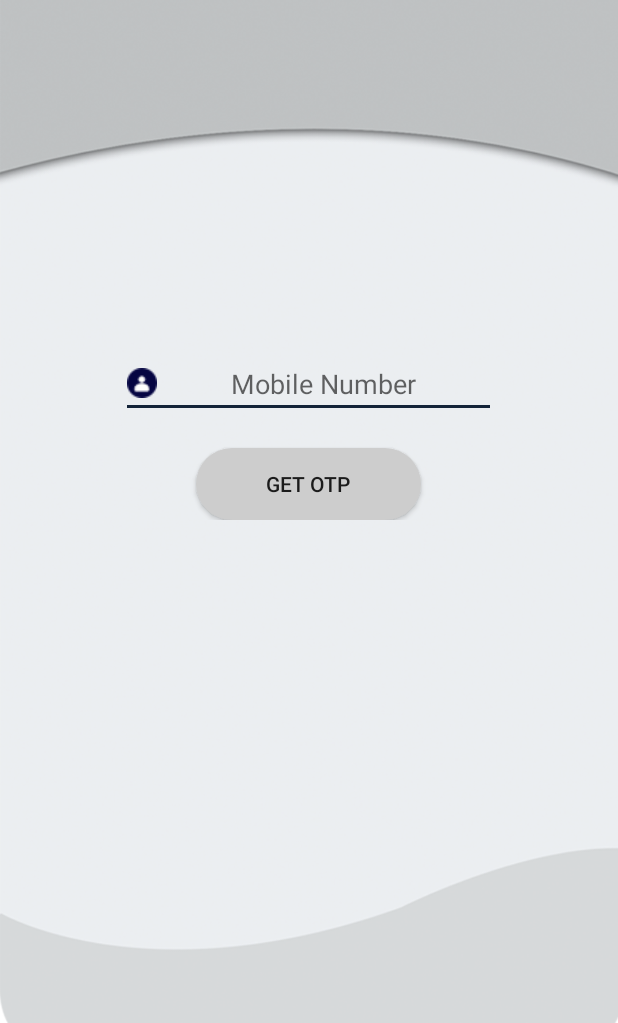
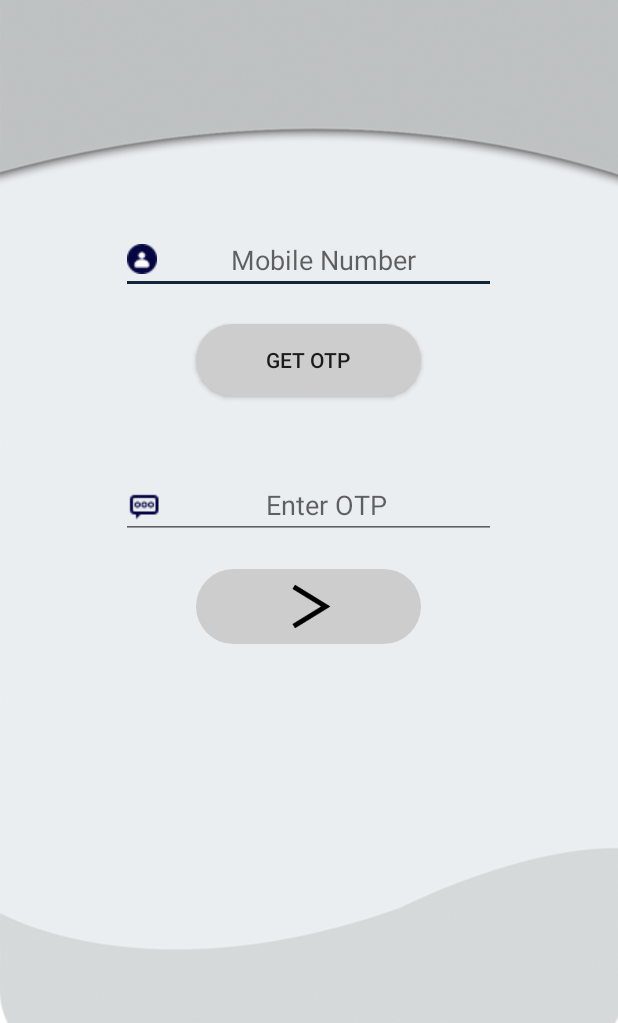
Before and after one commit to aggarwalmayank/PROVIZO, an Android app: the SignUp screen opened directly, with no data from a screen before it, on a phone screen of 412 x 824 dp, the part 213-1236 px from its top. Run offline under Robolectric (Android 15) with nearby library versions, the phone set to English and light mode, and no system bars; our stand-ins replace Firebase (no records; nobody signed in at launch, a user with empty details on screens opened directly); libraries missing offline, so code that uses them is left out: android.arch.core.

Commit message:
layout changes

```diff
--- a/app/src/main/java/com/appsaga/provizo/SignUp.java
+++ b/app/src/main/java/com/appsaga/provizo/SignUp.java
@@ -63,9 +63,7 @@ public class SignUp extends AppCompatActivity {
                 else {
                     phonenumber = "+91" + phone_num.getText().toString().trim();
                     sendVerificationCode(phonenumber);
-                    signup.setVisibility(View.VISIBLE);
-                    enterOTP.setVisibility(View.VISIBLE);
-                    pbar.setVisibility(View.VISIBLE);
+                    signup.setClickable(Boolean.TRUE);
                 }
             }
         });
--- a/app/src/main/res/layout/activity_sign_up.xml
+++ b/app/src/main/res/layout/activity_sign_up.xml
@@ -68,7 +68,6 @@
                 android:id="@+id/pbar"/>
 
             <EditText
-                android:visibility="gone"
                 android:id="@+id/enter_otp"
                 android:layout_width="250dp"
                 android:layout_height="wrap_content"
@@ -78,7 +77,6 @@
                 android:hint="Enter OTP" />
 
             <ImageButton
-                android:visibility="gone"
                 android:id="@+id/nextsignup"
                 android:layout_width="150dp"
                 android:layout_height="50dp"
@@ -88,7 +86,8 @@
                 android:paddingTop="5dp"
                 android:paddingBottom="5dp"
                 android:scaleType="centerInside"
-                android:src="@drawable/right_pointer" />
+                android:src="@drawable/right_pointer"
+                android:clickable="false"/>
 
         </LinearLayout>
     </RelativeLayout>
```
